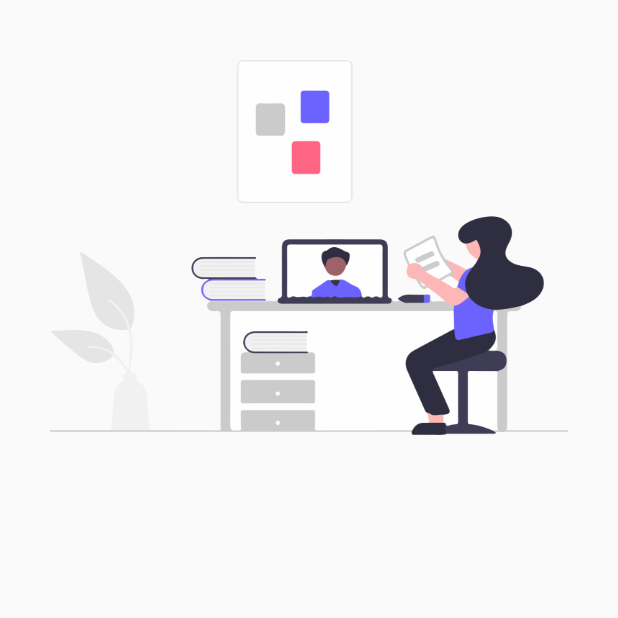
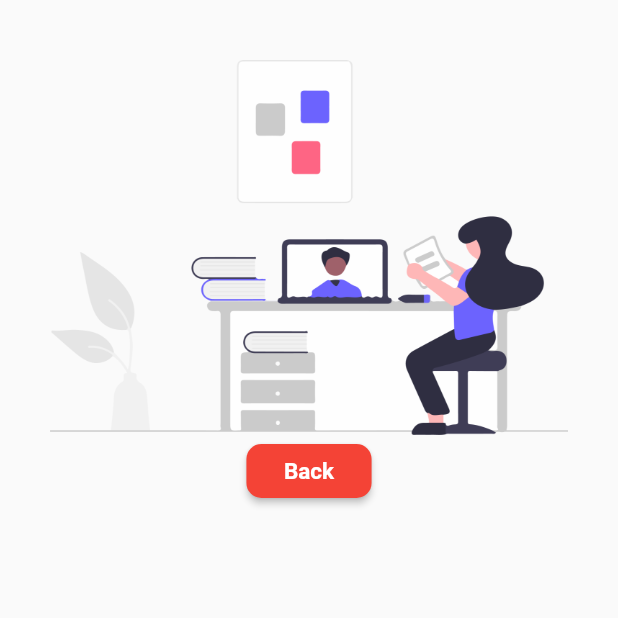
Before and after one commit to Sushi-Oriented/SistemPenilaianGuru, a Flutter app: the screen it shows after launch, after a tap on "Login", on a phone screen of 412 x 824 dp, the top half of it. Run offline on Flutter 3.47's test engine with Material 2 defaults, Android fonts, the phone set to English and light mode, and no system bars; our stand-ins replace flutter_signin_button.

Commit message:
Add button back to main

```diff
--- a/lib/screens/login/login_body.dart
+++ b/lib/screens/login/login_body.dart
@@ -24,6 +24,33 @@ class LoginBody extends StatelessWidget {
                       fit: BoxFit.contain),
                 ),
               ],
+            ),
+            Row(
+              mainAxisAlignment: MainAxisAlignment.center,
+              children: <Widget>[
+                ElevatedButton(
+                    onPressed: () => {
+                          Navigator.push(
+                            context,
+                            MaterialPageRoute(
+                                builder: (context) => WelcomeScreen()),
+                          )
+                        },
+                    child: Text(
+                      'Back',
+                      style: TextStyle(
+                        fontSize: 15.0,
+                        fontWeight: FontWeight.bold,
+                        color: Colors.white,
+                      ),
+                    ),
+                    style: ElevatedButton.styleFrom(
+                      padding: EdgeInsets.only(left: 25.0, right: 25.0),
+                      primary: Colors.red,
+                      shape: new RoundedRectangleBorder(
+                          borderRadius: new BorderRadius.circular(10.0)),
+                    )),
+              ],
             )
           ],
         ),
```
